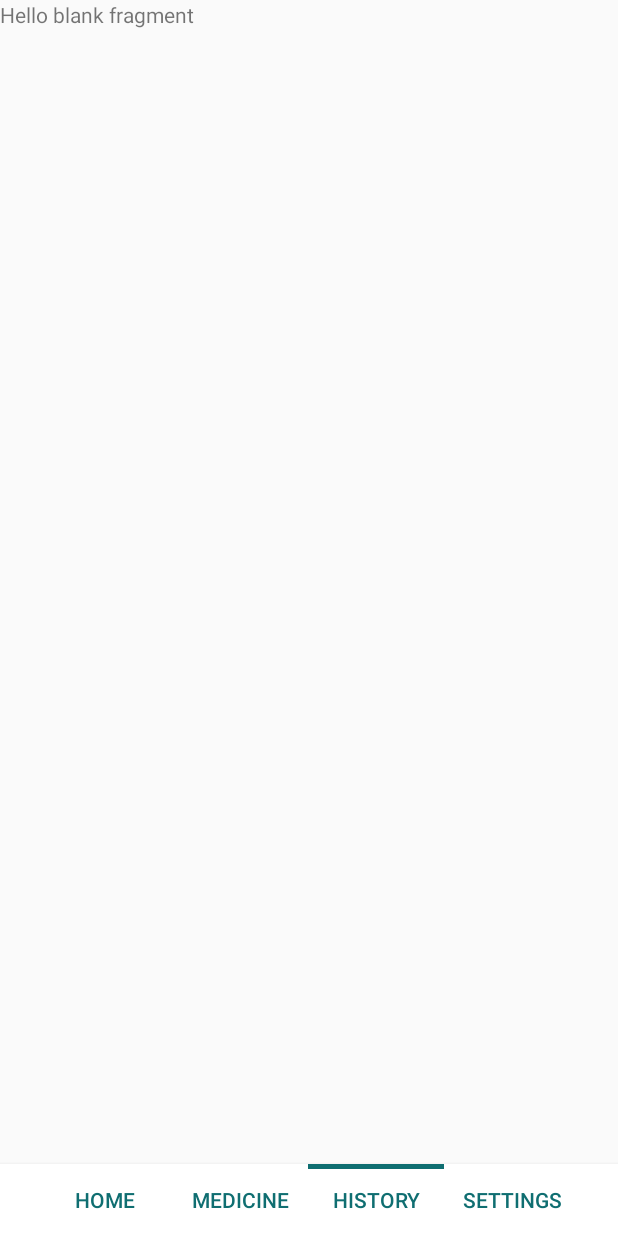
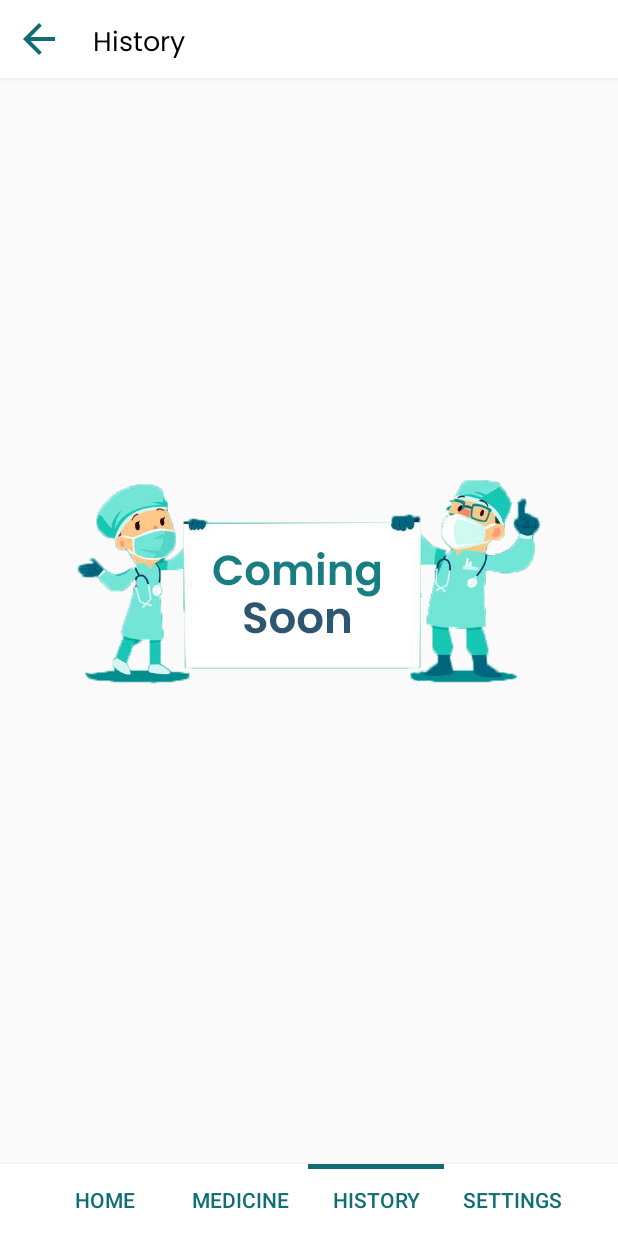
Before and after one commit to mahfuj-ahmed-jim/Medicine-Apps, an Android app: the screen it shows after launch (MainActivity), item 3 of the bottom bar chosen, on a phone screen of 412 x 824 dp. Run offline under Robolectric (Android 15) with nearby library versions, the phone set to English and light mode, and no system bars; our stand-ins replace Room's generated code.

Commit message:
Illustration added

```diff
--- a/app/src/main/res/layout/fragment_history.xml
+++ b/app/src/main/res/layout/fragment_history.xml
@@ -1,14 +1,66 @@
 <?xml version="1.0" encoding="utf-8"?>
-<FrameLayout xmlns:android="http://schemas.android.com/apk/res/android"
+<androidx.constraintlayout.widget.ConstraintLayout xmlns:android="http://schemas.android.com/apk/res/android"
     xmlns:tools="http://schemas.android.com/tools"
     android:layout_width="match_parent"
     android:layout_height="match_parent"
+    xmlns:app="http://schemas.android.com/apk/res-auto"
+    android:gravity="center"
     tools:context=".MainActivity.HistoryFragment">
 
-    <!-- TODO: Update blank fragment layout -->
-    <TextView
+    <androidx.constraintlayout.widget.ConstraintLayout
+        android:id="@+id/constraintLayout6"
         android:layout_width="match_parent"
-        android:layout_height="match_parent"
-        android:text="@string/hello_blank_fragment" />
+        android:layout_height="52dp"
+        android:background="@color/background_color"
+        android:elevation="5dp"
+        android:outlineSpotShadowColor="@color/shadow_color"
+        app:layout_constraintTop_toTopOf="parent">
 
-</FrameLayout>
+        <Button
+            android:id="@+id/back_button_id"
+            android:layout_width="52dp"
+            android:layout_height="52dp"
+            android:outlineAmbientShadowColor="@color/background_color"
+            android:outlineSpotShadowColor="@color/background_color"
+            android:background="@drawable/button_back"
+            app:layout_constraintBottom_toBottomOf="parent"
+            app:layout_constraintEnd_toEndOf="parent"
+            app:layout_constraintHorizontal_bias="0.0"
+            app:layout_constraintStart_toStartOf="parent"
+            app:layout_constraintTop_toTopOf="parent"
+            app:layout_constraintVertical_bias="0.0">
+
+        </Button>
+
+        <TextView
+            android:layout_width="wrap_content"
+            android:layout_height="match_parent"
+            android:layout_marginLeft="10dp"
+            android:fontFamily="@font/poppins_regular"
+            android:gravity="center_vertical"
+            android:paddingTop="8dp"
+            android:text="History"
+            android:textColor="@color/lightModeText_color"
+            android:textSize="18dp"
+            app:layout_constraintStart_toEndOf="@+id/back_button_id">
+
+        </TextView>
+
+    </androidx.constraintlayout.widget.ConstraintLayout>
+
+    <LinearLayout
+        android:gravity="center"
+        android:layout_width="match_parent"
+        android:layout_height="match_parent">
+
+        <ImageView
+            android:src="@drawable/background_history"
+            android:layout_marginHorizontal="12dp"
+            android:layout_width="match_parent"
+            android:layout_height="wrap_content">
+
+        </ImageView>
+
+    </LinearLayout>
+
+</androidx.constraintlayout.widget.ConstraintLayout>
```
Also changed, not shown: app/src/main/res/layout/fragment_medicine.xml (+84 -2 lines), app/src/main/res/drawable-hdpi/background_history.png (added), app/src/main/res/drawable-ldpi/background_history.png (added), app/src/main/res/drawable-mdpi/background_history.png (added), app/src/main/res/drawable-xhdpi/background_history.png (added), app/src/main/res/drawable-xxhdpi/background_history.png (added), app/src/main/res/drawable-xxxhdpi/background_history.png (added), app/src/main/res/drawable/b.png (deleted).
